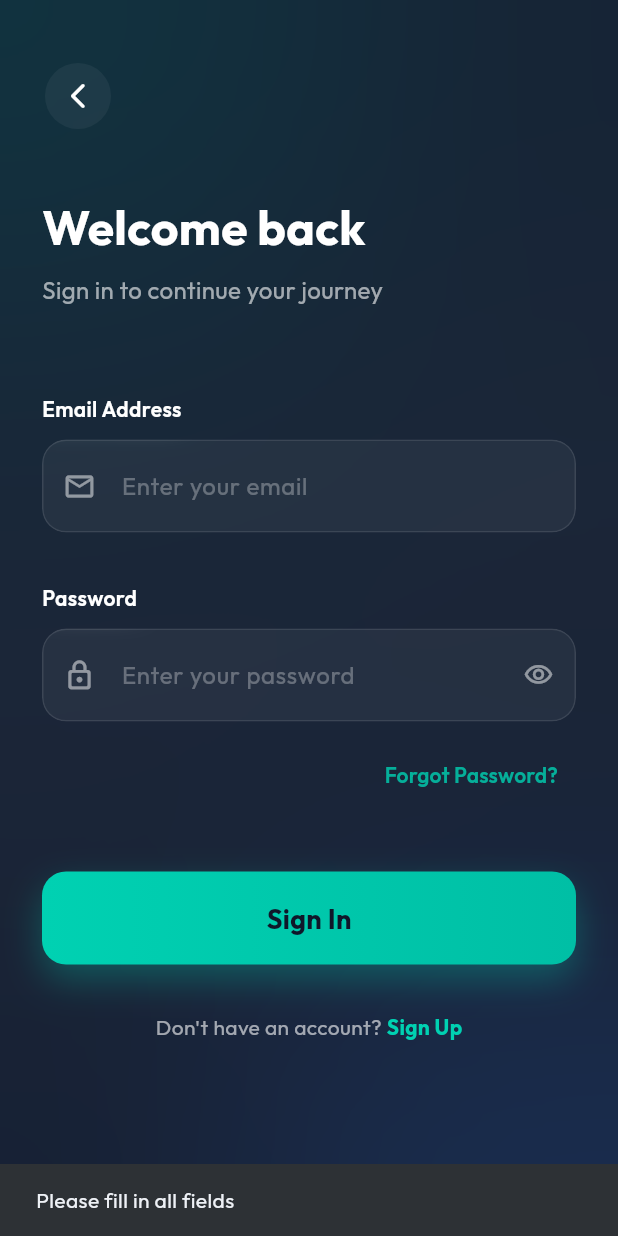
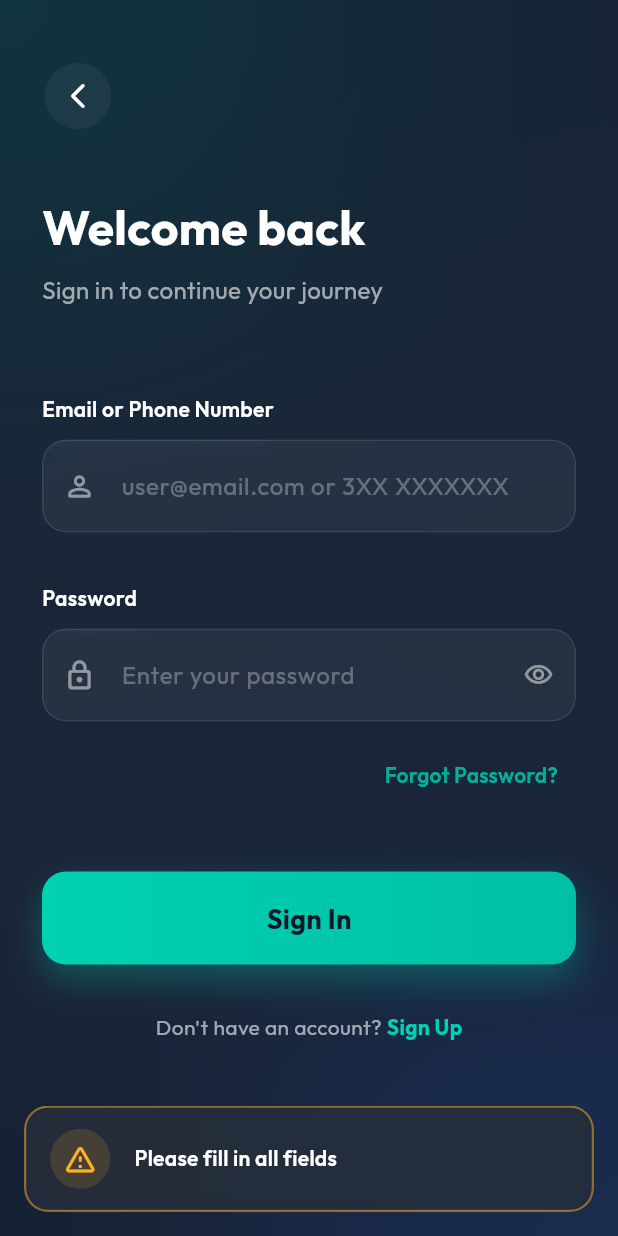
Before and after one commit to Wajhi-5092/Palm-pay, a Flutter app: the LoginScreen screen opened directly, after a tap on "Sign In", on a phone screen of 412 x 824 dp. Run offline on Flutter 3.47's test engine with Material 3 defaults, Android fonts, the phone set to English and light mode, and no system bars; our stand-ins replace cloud_firestore, firebase_auth, firebase_core, google_fonts, shared_preferences; accounts and stored records are empty.

Commit message:
feat: implement user authentication flow with login, registration, and splash screens

```diff
--- a/lib/screens/user/login_screen.dart
+++ b/lib/screens/user/login_screen.dart
@@ -3,6 +3,7 @@ import 'package:flutter/material.dart';
 import 'home_page.dart';
 import 'register_screen.dart';
 import '../../services/auth_service.dart';
+import '../../widgets/custom_snackbar.dart';
 
 class LoginScreen extends StatefulWidget {
   const LoginScreen({super.key});
@@ -12,18 +13,23 @@ class LoginScreen extends StatefulWidget {
 }
 
 class _LoginScreenState extends State<LoginScreen> {
-  final _emailController = TextEditingController();
+  final _identifierController = TextEditingController();
   final _passwordController = TextEditingController();
   bool _isPasswordVisible = false;
   bool _isLoading = false;
 
   Future<void> _handleLogin() async {
-    final email = _emailController.text.trim();
+    // Dismiss the keyboard instantly so the Snackbar renders completely at the bottom
+    FocusScope.of(context).unfocus();
+
+    final identifier = _identifierController.text.trim();
     final password = _passwordController.text;
 
-    if (email.isEmpty || password.isEmpty) {
-      ScaffoldMessenger.of(context).showSnackBar(
-        const SnackBar(content: Text('Please fill in all fields')),
+    if (identifier.isEmpty || password.isEmpty) {
+      CustomSnackbar.show(
+        context: context,
+        message: 'Please fill in all fields',
+        type: SnackbarType.warning,
       );
       return;
     }
@@ -31,15 +37,24 @@ class _LoginScreenState extends State<LoginScreen> {
     setState(() => _isLoading = true);
 
     try {
-      await AuthService().login(email, password);
+      await AuthService().login(identifier, password);
       if (!mounted) return;
+
+      CustomSnackbar.show(
+        context: context,
+        message: 'Login successful!',
+        type: SnackbarType.success,
+      );
+
       Navigator.of(context).pushReplacement(
         MaterialPageRoute(builder: (context) => const HomePage()),
       );
     } catch (e) {
       if (!mounted) return;
-      ScaffoldMessenger.of(context).showSnackBar(
-        SnackBar(content: Text(e.toString())),
+      CustomSnackbar.show(
+        context: context,
+        message: e.toString().replaceAll('Exception: ', ''),
+        type: SnackbarType.error,
       );
     } finally {
       if (mounted) setState(() => _isLoading = false);
@@ -117,10 +132,10 @@ class _LoginScreenState extends State<LoginScreen> {
                   // Inputs
                   _buildInputField(
                     padding: const EdgeInsets.symmetric(vertical: 10),
-                    controller: _emailController,
-                    label: 'Email Address',
-                    hint: 'Enter your email',
-                    icon: Icons.email_outlined,
+                    controller: _identifierController,
+                    label: 'Email or Phone Number',
+                    hint: 'user@email.com or 3XX XXXXXXX',
+                    icon: Icons.person_outline_rounded,
                   ),
                   const SizedBox(height: 24),
                   _buildInputField(
--- /dev/null
+++ b/lib/widgets/custom_snackbar.dart
@@ -0,0 +1,101 @@
+import 'dart:ui';
+import 'package:flutter/material.dart';
+
+enum SnackbarType { success, error, warning, info }
+
+class CustomSnackbar {
+  static void show({
+    required BuildContext context,
+    required String message,
+    SnackbarType type = SnackbarType.info,
+  }) {
+    Color accentColor;
+    IconData icon;
+
+    // Define colors perfectly matching your PayPalm theme
+    switch (type) {
+      case SnackbarType.success:
+        accentColor = const Color(0xFF00D1B2); // Brand Teal
+        icon = Icons.check_circle_outline_rounded;
+        break;
+      case SnackbarType.error:
+        accentColor = const Color(0xFFFF4B4B); // Vibrant Red
+        icon = Icons.error_outline_rounded;
+        break;
+      case SnackbarType.warning:
+        accentColor = const Color(0xFFFFB020); // Warning Orange
+        icon = Icons.warning_amber_rounded;
+        break;
+      case SnackbarType.info:
+        accentColor = const Color(0xFF3A86FF); // Accent Blue
+        icon = Icons.info_outline_rounded;
+        break;
+    }
+
+    // Hide any currently visible snackbar
+    ScaffoldMessenger.of(context).hideCurrentSnackBar();
+
+    // Show the custom glassmorphism snackbar
+    ScaffoldMessenger.of(context).showSnackBar(
+      SnackBar(
+        elevation: 0,
+        behavior: SnackBarBehavior.floating,
+        backgroundColor: Colors.transparent,
+        padding: EdgeInsets.zero,
+        margin: const EdgeInsets.only(bottom: 16, left: 16, right: 16),
+        duration: const Duration(seconds: 3),
+        content: ClipRRect(
+          borderRadius: BorderRadius.circular(16),
+          child: BackdropFilter(
+            filter: ImageFilter.blur(sigmaX: 10, sigmaY: 10),
+            child: Container(
+              padding: const EdgeInsets.symmetric(horizontal: 16, vertical: 14),
+              decoration: BoxDecoration(
+                color: const Color(0xFF1E293B).withValues(alpha: 0.85),
+                borderRadius: BorderRadius.circular(16),
+                border: Border.all(
+                  color: accentColor.withValues(alpha: 0.5),
+                  width: 1.5,
+                ),
+                boxShadow: [
+                  BoxShadow(
+                    color: accentColor.withValues(alpha: 0.2),
+                    blurRadius: 10,
+                    spreadRadius: 2,
+                  ),
+                ],
+              ),
+              child: Row(
+                children: [
+                  // Glowing Icon Container
+                  Container(
+                    padding: const EdgeInsets.all(8),
+                    decoration: BoxDecoration(
+                      color: accentColor.withValues(alpha: 0.15),
+                      shape: BoxShape.circle,
+                    ),
+                    child: Icon(icon, color: accentColor, size: 24),
+                  ),
+                  const SizedBox(width: 16),
+
+                  // Message
+                  Expanded(
+                    child: Text(
+                      message,
+                      style: const TextStyle(
+                        color: Colors.white,
+                        fontSize: 14,
+                        fontWeight: FontWeight.w600,
+                        letterSpacing: 0.2,
+                      ),
+                    ),
+                  ),
+                ],
+              ),
+            ),
+          ),
+        ),
+      ),
+    );
+  }
+}
--- a/pubspec.yaml
+++ b/pubspec.yaml
@@ -16,6 +16,8 @@ dependencies:
   firebase_core: ^3.11.0
   firebase_auth: ^5.3.4
   cloud_firestore: ^5.6.3
+  shared_preferences: ^2.5.2
+
 
 dev_dependencies:
   flutter_test:
```
Also changed, not shown: lib/screens/splash_screen.dart (+33 -17 lines), lib/screens/user/register_screen.dart (+23 -6 lines), lib/services/auth_service.dart (+38 -5 lines), pubspec.lock.
